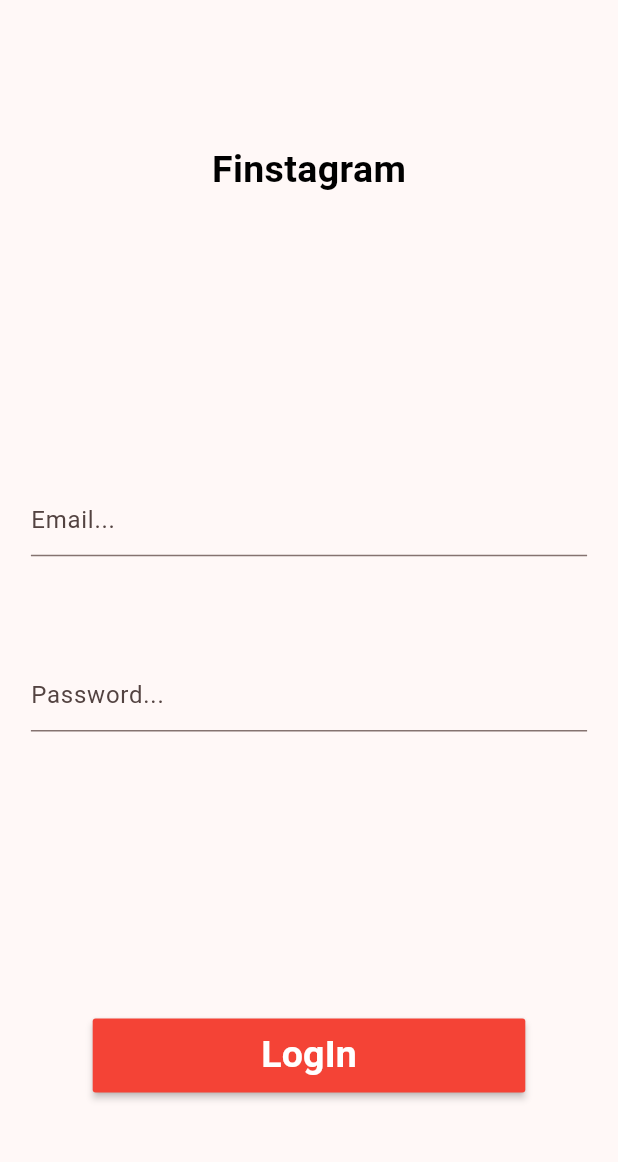
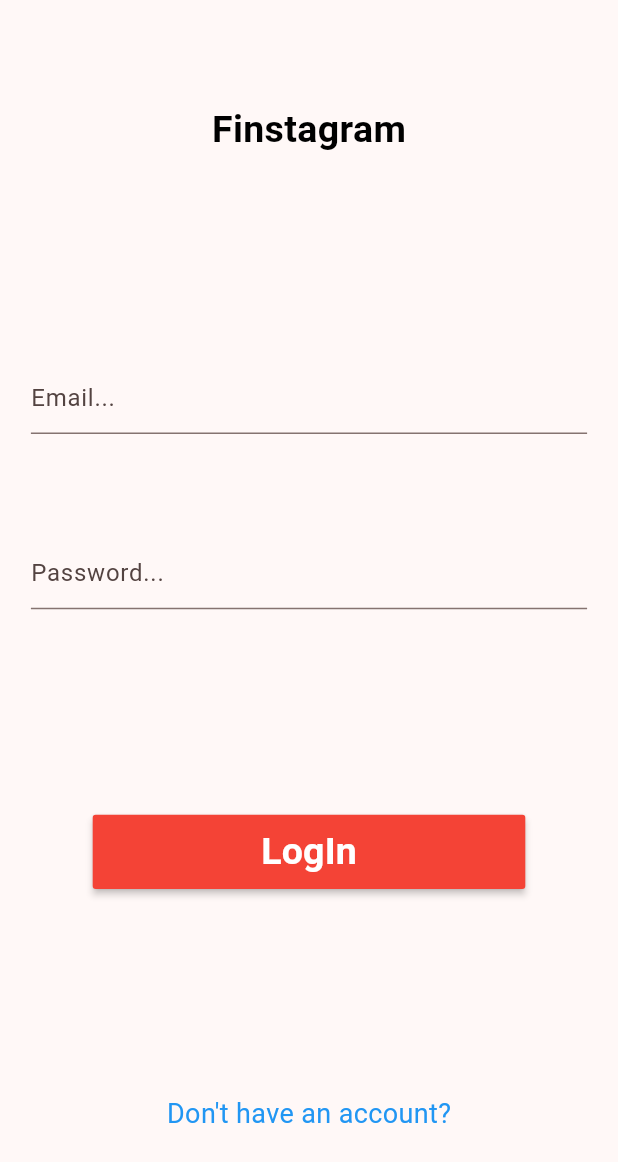
Before and after one commit to Mashnur/instagram_clone, a Flutter app: the screen it shows after launch, on a phone screen of 412 x 824 dp. Shown: the top 1162 px of the screen. Run offline on Flutter 3.47's test engine with Material 3 defaults, Android fonts, the phone set to English and light mode, and no system bars.

```diff
--- a/lib/Pages/logIn_page.dart
+++ b/lib/Pages/logIn_page.dart
@@ -30,6 +30,7 @@ class _LogInPageState extends State<LogInPage> {
                 _titleWidget(),
                 loginForm(_deviceWidth!, _deviceHeight!, _loginFormKey),
                 _logInButton(_deviceWidth!, _deviceHeight!),
+                _registerPageLink(),
               ],
             ),
           ),
@@ -124,6 +125,20 @@ class _LogInPageState extends State<LogInPage> {
     );
   }
 
+  Widget _registerPageLink() {
+    return GestureDetector(
+      onTap: () => Navigator.pushNamed(context, 'register'),
+      child: const Text(
+        "Don't have an account?",
+        style: TextStyle(
+          color: Colors.blue,
+          fontSize: 18,
+          fontWeight: FontWeight.w400,
+        ),
+      ),
+    );
+  }
+
   void _loginUser() {
     if (_loginFormKey.currentState!.validate()) {
       _loginFormKey.currentState!.save();
```
